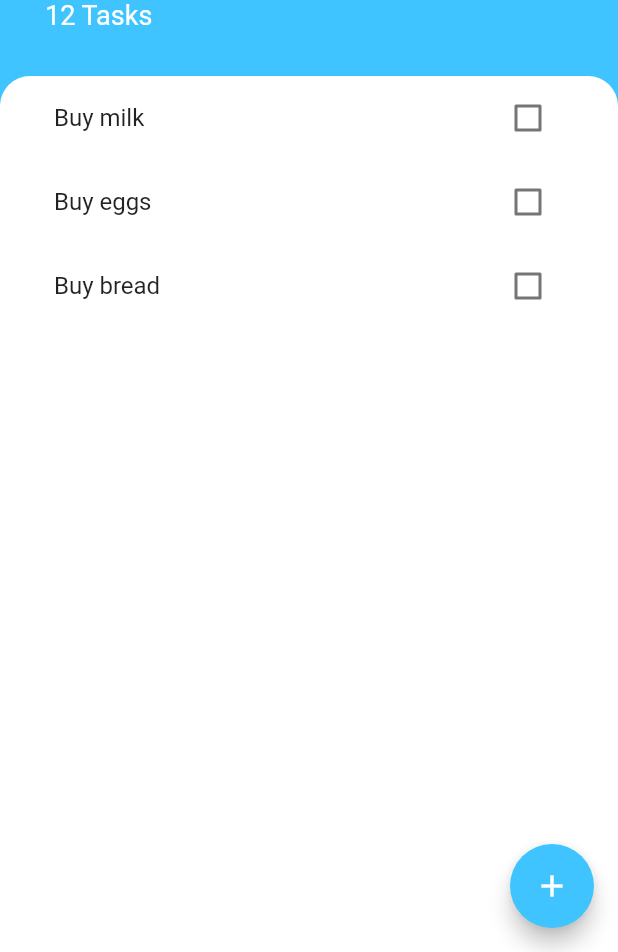
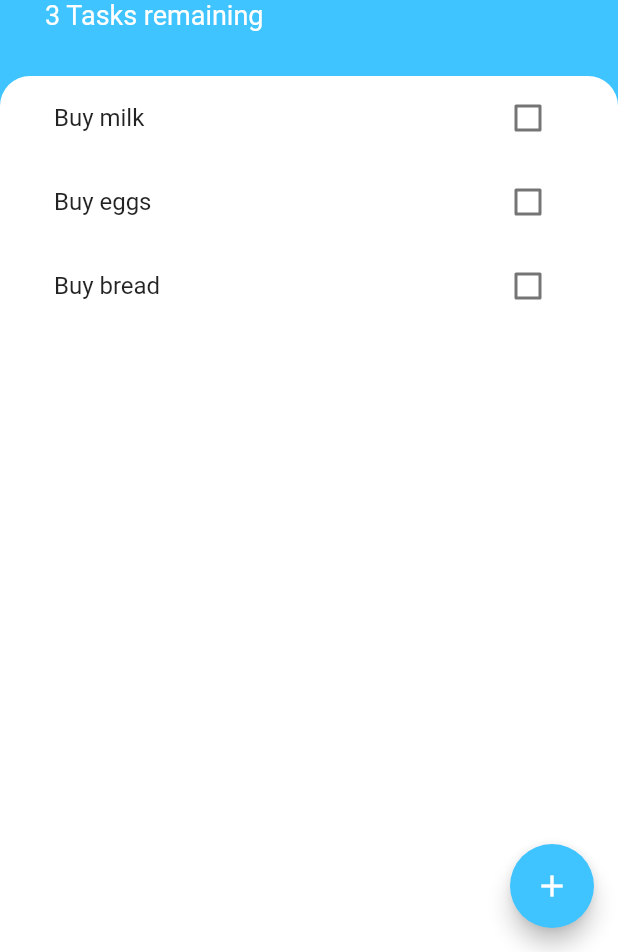
Before and after one commit to jbj88817/Todoey-flutter, a Flutter app: the screen it shows after launch, on a phone screen of 412 x 824 dp, the part 284-1236 px from its top. Run offline on Flutter 3.47's test engine with Material 2 defaults, Android fonts, the phone set to English and light mode, and no system bars.

Commit message:
Add task function

```diff
--- a/lib/screens/tasks_screen.dart
+++ b/lib/screens/tasks_screen.dart
@@ -1,10 +1,22 @@
 import 'package:flutter/material.dart';
 import 'package:todoey/screens/add_task_screen.dart';
 
+import '../models/task.dart';
 import '../widgets/tasks_list.dart';
 
-class TasksScreen extends StatelessWidget {
+class TasksScreen extends StatefulWidget {
   const TasksScreen({Key? key}) : super(key: key);
+
+  @override
+  State<TasksScreen> createState() => _TasksScreenState();
+}
+
+class _TasksScreenState extends State<TasksScreen> {
+  List<Task> tasks = [
+    Task(name: 'Buy milk'),
+    Task(name: 'Buy eggs'),
+    Task(name: 'Buy bread'),
+  ];
 
   @override
   Widget build(BuildContext context) {
@@ -21,7 +33,14 @@ class TasksScreen extends StatelessWidget {
               child: Container(
                 padding: EdgeInsets.only(
                     bottom: MediaQuery.of(context).viewInsets.bottom),
-                child: const AddTaskScreen(),
+                child: AddTaskScreen(
+                  tasks: tasks,
+                  callbackList: (list) {
+                    setState(() {
+                      tasks = list;
+                    });
+                  },
+                ),
               ),
             ),
           );
@@ -35,8 +54,8 @@ class TasksScreen extends StatelessWidget {
                 top: 60.0, left: 30.0, right: 30.0, bottom: 30.0),
             child: Column(
               crossAxisAlignment: CrossAxisAlignment.start,
-              children: const [
-                CircleAvatar(
+              children: [
+                const CircleAvatar(
                   child: Icon(
                     Icons.list,
                     size: 30.0,
@@ -45,10 +64,10 @@ class TasksScreen extends StatelessWidget {
                   backgroundColor: Colors.white,
                   radius: 30.0,
                 ),
-                SizedBox(
+                const SizedBox(
                   height: 10.0,
                 ),
-                Text(
+                const Text(
                   'Todoey',
                   style: TextStyle(
                       color: Colors.white,
@@ -56,8 +75,8 @@ class TasksScreen extends StatelessWidget {
                       fontWeight: FontWeight.w700),
                 ),
                 Text(
-                  '12 Tasks',
-                  style: TextStyle(
+                  '${tasks.where((element) => element.isDone == false).length} Tasks remaining',
+                  style: const TextStyle(
                     color: Colors.white,
                     fontSize: 18,
                   ),
@@ -75,7 +94,14 @@ class TasksScreen extends StatelessWidget {
                   topRight: Radius.circular(20.0),
                 ),
               ),
-              child: const TasksList(),
+              child: TasksList(
+                tasks: tasks,
+                onChanged: (checked, index) {
+                  setState(() {
+                    tasks[index] = tasks[index].copyWith(isDone: checked);
+                  });
+                },
+              ),
             ),
           )
         ],
--- a/lib/widgets/tasks_list.dart
+++ b/lib/widgets/tasks_list.dart
@@ -3,21 +3,12 @@ import 'package:todoey/widgets/tasks_tile.dart';
 
 import '../models/task.dart';
 
-class TasksList extends StatefulWidget {
-  const TasksList({
-    Key? key,
-  }) : super(key: key);
+class TasksList extends StatelessWidget {
+  const TasksList({Key? key, required this.tasks, this.onChanged})
+      : super(key: key);
 
-  @override
-  State<TasksList> createState() => _TasksListState();
-}
-
-class _TasksListState extends State<TasksList> {
-  List<Task> tasks = [
-    Task(name: 'Buy milk'),
-    Task(name: 'Buy eggs'),
-    Task(name: 'Buy bread'),
-  ];
+  final List<Task> tasks;
+  final TaskTileChanged? onChanged;
 
   @override
   Widget build(BuildContext context) {
@@ -27,9 +18,7 @@ class _TasksListState extends State<TasksList> {
           isChecked: tasks[index].isDone,
           title: tasks[index].name,
           onChanged: (checked) {
-            setState(() {
-              tasks[index] = tasks[index].copyWith(isDone: checked);
-            });
+            onChanged?.call(checked, index);
           },
         );
       },
@@ -37,3 +26,5 @@ class _TasksListState extends State<TasksList> {
     );
   }
 }
+
+typedef TaskTileChanged = void Function(bool? b1, int index);
```
Also changed, not shown: lib/screens/add_task_screen.dart (+22 -3 lines).
